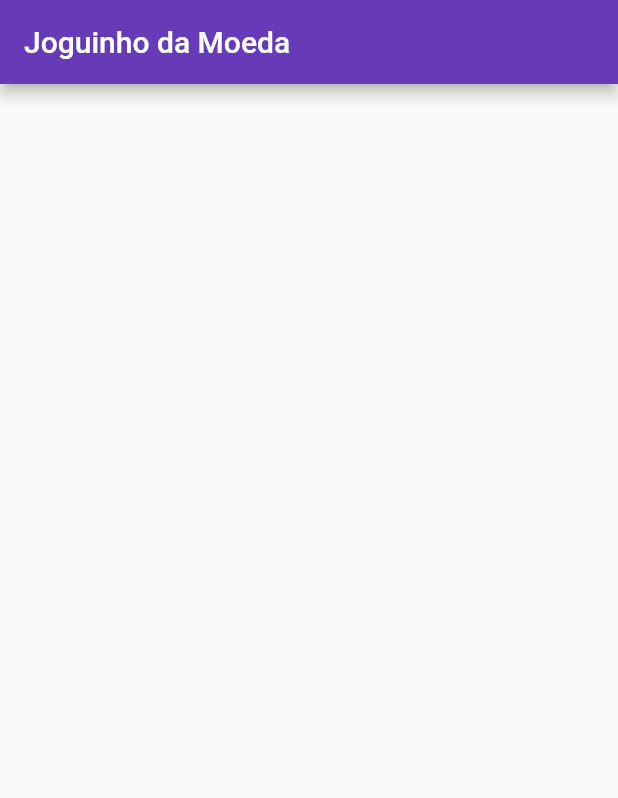
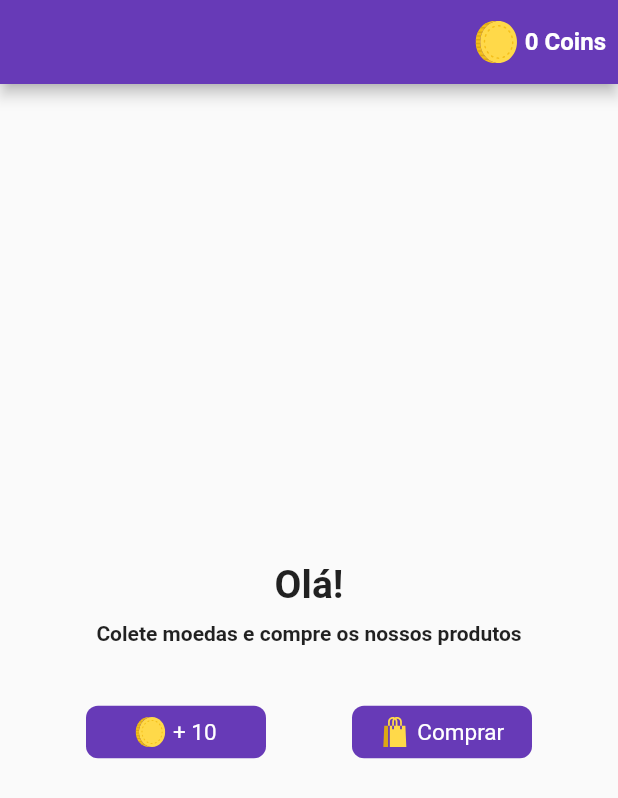
Before and after one commit to felipesses/joguinho_da_moeda, a Flutter app: the screen it shows after launch, on a phone screen of 412 x 824 dp. Shown: the top 798 px of the screen. Run offline on Flutter 3.47's test engine with Material 2 defaults, Android fonts, the phone set to English and light mode, and no system bars; our stand-ins replace flutter_mobx, flutter_svg, get_it, mobx; generated files the repository leaves out were written again.

Commit message:
finish app

```diff
--- /dev/null
+++ b/lib/app/app_bindings.dart
@@ -0,0 +1,10 @@
+import 'package:get_it/get_it.dart';
+import 'package:joguinho_da_moeda/app/app_controller.dart';
+
+class AppBindings {
+  GetIt getIt = GetIt.I;
+
+  registerSingleton() {
+    getIt.registerLazySingleton<AppController>(() => AppController());
+  }
+}
--- /dev/null
+++ b/lib/app/app_controller.dart
@@ -0,0 +1,14 @@
+import 'package:mobx/mobx.dart';
+part 'app_controller.g.dart';
+
+class AppController = _AppControllerBase with _$AppController;
+
+abstract class _AppControllerBase with Store {
+  @observable
+  int coins = 0;
+
+  @action
+  getCoins() {
+    coins += 10;
+  }
+}
--- a/lib/app/app_widget.dart
+++ b/lib/app/app_widget.dart
@@ -1,13 +1,28 @@
 import 'package:flutter/material.dart';
-import 'package:joguinho_da_moeda/app/pages/home_page.dart';
+import 'package:joguinho_da_moeda/app/app_bindings.dart';
+import 'package:joguinho_da_moeda/presentation/home/home_page.dart';
 
+class AppWidget extends StatefulWidget {
+  @override
+  _AppWidgetState createState() => _AppWidgetState();
+}
 
-class AppWidget extends StatelessWidget {
+class _AppWidgetState extends State<AppWidget> {
+  AppBindings appBindings = AppBindings();
+
+  @override
+  void initState() {
+    super.initState();
+
+    appBindings.registerSingleton();
+  }
+
   @override
   Widget build(BuildContext context) {
     return MaterialApp(
       title: "Joguinho da Moeda",
       theme: ThemeData(
+        primarySwatch: Colors.deepPurple,
         primaryColor: Colors.deepPurple,
       ),
       debugShowCheckedModeBanner: false,
--- a/lib/app/data/models/product_model.dart
+++ /dev/null
@@ -1,15 +0,0 @@
-class ProductModel {
-  late String id;
-  late String name;
-  late String description;
-  late double price;
-
-  ProductModel({required this.id, required this.name, required this.description, required this.price});
-
-  ProductModel.fromJson(Map<String, dynamic> json) {
-    id = json.containsKey('id') ? json["id"] : "";
-    name = json.containsKey('name') ? json["name"] : "";
-    description = json.containsKey('description') ? json["id"] : "";
-    price = json.containsKey('price') ? json["price"] : 0.0;
-  }
-}
--- a/lib/app/pages/home_page.dart
+++ /dev/null
@@ -1,27 +0,0 @@
-import 'package:flutter/material.dart';
-import 'package:joguinho_da_moeda/app/data/data_repository.dart';
-
-class HomePage extends StatefulWidget {
-  @override
-  _HomePageState createState() => _HomePageState();
-}
-
-class _HomePageState extends State<HomePage> {
-  final dataRepository = DataRepository();
-
-  @override
-  void initState() {
-    super.initState();
-    dataRepository.getProductData();
-  }
-
-  @override
-  Widget build(BuildContext context) {
-    return Scaffold(
-      appBar: AppBar(
-        title: Text("Joguinho da Moeda"),
-      ),
-      body: Center(),
-    );
-  }
-}
--- /dev/null
+++ b/lib/presentation/home/home_page.dart
@@ -0,0 +1,170 @@
+import 'package:flutter/material.dart';
+import 'package:flutter_mobx/flutter_mobx.dart';
+import 'package:flutter_svg/flutter_svg.dart';
+import 'package:get_it/get_it.dart';
+
+import '../../app/app_controller.dart';
+import '../products/products_page.dart';
+import 'home_controller.dart';
+
+class HomePage extends StatefulWidget {
+  @override
+  _HomePageState createState() => _HomePageState();
+}
+
+class _HomePageState extends State<HomePage> {
+  final store = HomeController();
+  final appStore = GetIt.I.get<AppController>();
+
+  @override
+  void initState() {
+    super.initState();
+  }
+
+  @override
+  Widget build(BuildContext context) {
+    return Scaffold(
+      appBar: AppBar(
+        actions: [
+          Observer(
+            builder: (_) {
+              return Padding(
+                padding: const EdgeInsets.all(8.0),
+                child: Row(
+                  children: [
+                    SvgPicture.asset(
+                      'assets/coin.svg',
+                    ),
+                    SizedBox(width: 5),
+                    Text(
+                      '${appStore.coins} Coins',
+                      style: TextStyle(
+                        fontSize: 16,
+                        fontWeight: FontWeight.bold,
+                      ),
+                    ),
+                  ],
+                ),
+              );
+            },
+          ),
+        ],
+      ),
+      body: homeScreen(),
+    );
+  }
+
+  Widget homeScreen() {
+    return Center(
+      child: Column(
+        mainAxisAlignment: MainAxisAlignment.center,
+        children: [
+          Text(
+            'Olá!',
+            style: TextStyle(
+              fontSize: 26,
+              fontWeight: FontWeight.bold,
+            ),
+          ),
+          SizedBox(height: 10),
+          Text(
+            'Colete moedas e compre os nossos produtos',
+            textAlign: TextAlign.center,
+            style: TextStyle(
+              fontSize: 14,
+              fontWeight: FontWeight.bold,
+            ),
+          ),
+          SizedBox(height: 40),
+          Row(
+            mainAxisAlignment: MainAxisAlignment.spaceEvenly,
+            children: [
+              InkWell(
+                onTap: () {
+                  appStore.getCoins();
+                },
+                child: Container(
+                  width: 120,
+                  decoration: BoxDecoration(
+                    borderRadius: BorderRadius.circular(8),
+                    color: Theme.of(context).primaryColor,
+                  ),
+                  height: 35,
+                  child: Center(
+                    child: Row(
+                      mainAxisAlignment: MainAxisAlignment.center,
+                      children: [
+                        SvgPicture.asset(
+                          'assets/coin.svg',
+                          height: 20,
+                        ),
+                        SizedBox(width: 5),
+                        Text(
+                          "+ 10",
+                          style: TextStyle(
+                            color: Colors.white,
+                            fontSize: 15,
+                          ),
+                        ),
+                      ],
+                    ),
+                  ),
+                ),
+              ),
+              InkWell(
+                onTap: () {
+                  Navigator.push(
+                    context,
+                    MaterialPageRoute(
+                      builder: (_) {
+                        return ProductsPage();
+                      },
+                    ),
+                  );
+                },
+                child: Container(
+                  width: 120,
+                  decoration: BoxDecoration(
+                    borderRadius: BorderRadius.circular(8),
+                    color: Theme.of(context).primaryColor,
+                  ),
+                  height: 35,
+                  child: Center(
+                    child: Row(
+                      mainAxisAlignment: MainAxisAlignment.center,
+                      children: [
+                        SvgPicture.asset(
+                          'assets/shopping_bag.svg',
+                          height: 20,
+                        ),
+                        SizedBox(width: 5),
+                        Text(
+                          "Comprar",
+                          style: TextStyle(
+                            color: Colors.white,
+                            fontSize: 15,
+                          ),
+                        ),
+                      ],
+                    ),
+                  ),
+                ),
+              ),
+            ],
+          ),
+        ],
+      ),
+    );
+  }
+
+  _getAlertBatteryLevel(int? batteryLevel) async {
+    return showDialog(
+      context: context,
+      builder: (_) {
+        return AlertDialog(
+          title: Text("Sua bateria está em $batteryLevel %"),
+        );
+      },
+    );
+  }
+}
```
Also changed, not shown: lib/app/data/data_repository.dart (deleted, +0 -23 lines), lib/data/data_repository.dart (added, +38 -0 lines), lib/data/models/product_model.dart (added, +22 -0 lines), lib/presentation/home/home_controller.dart (added, +18 -0 lines), lib/presentation/products/products_controller.dart (added, +21 -0 lines), lib/presentation/products/products_page.dart (added, +143 -0 lines), pubspec.yaml (+18 -51 lines), assets/coin.svg (added), assets/shopping_bag.svg (added), lib/app/app_controller.g.dart (added), lib/presentation/home/home_controller.g.dart (added), lib/presentation/products/products_controller.g.dart (added), pubspec.lock, 8 other files.
